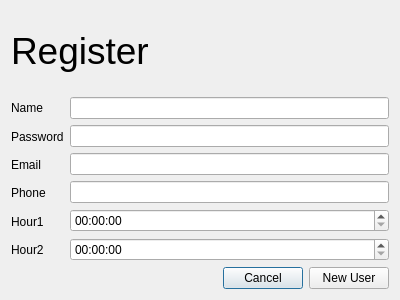
The window that QtRegistration/registration.ui (ayrtonlr/dorime) describes before a commit, drawn with Qt 5.
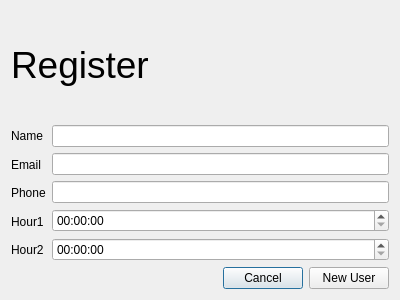
The same window after the commit.

```diff
--- a/QtRegistration/registration.ui
+++ b/QtRegistration/registration.ui
@@ -54,13 +54,6 @@
          </property>
         </widget>
        </item>
-       <item>
-        <widget class="QLabel" name="label_3">
-         <property name="text">
-          <string>Password</string>
-         </property>
-        </widget>
-       </item>
        <item>
         <widget class="QLabel" name="label_4">
          <property name="text">
@@ -96,9 +89,6 @@
        <item>
         <widget class="QLineEdit" name="lineEdit_2"/>
        </item>
-       <item>
-        <widget class="QLineEdit" name="lineEdit_3"/>
-       </item>
        <item>
         <widget class="QLineEdit" name="lineEdit_4"/>
        </item>
```
